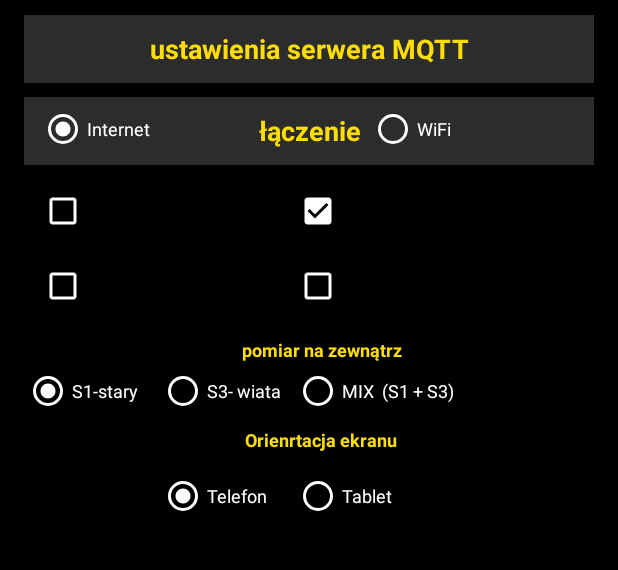
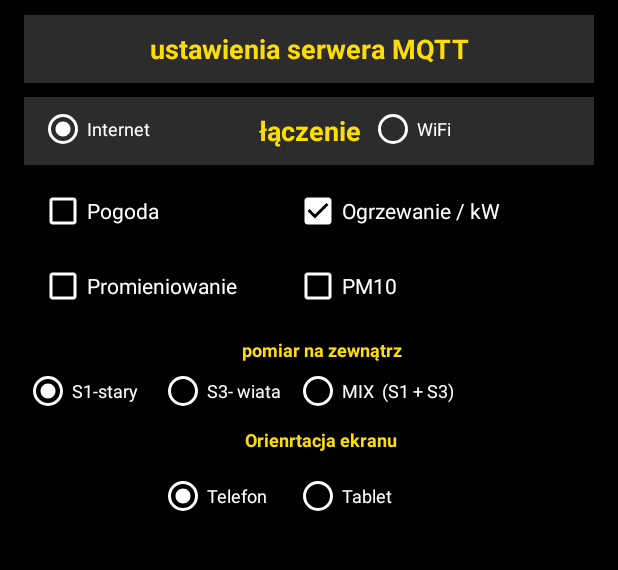
Before and after one commit to JacekMAN/ESPAndroid, an Android app: the Ustawienia screen opened directly, with no data from a screen before it, on a phone screen of 412 x 824 dp, the part 92-662 px from its top. Run offline under Robolectric (Android 15) with nearby library versions, the phone set to English and light mode, and no system bars.

Commit message:
Naprawa2

```diff
--- a/paho.mqtt.android.example/src/main/java/paho/mqtt/java/example/Ustawienia.java
+++ b/paho.mqtt.android.example/src/main/java/paho/mqtt/java/example/Ustawienia.java
@@ -44,8 +44,8 @@ public class Ustawienia extends AppCompatActivity {
         Baza = getSharedPreferences("jacek", Context.MODE_PRIVATE);
         EBaza = Baza.edit();
 
-        //promieniowanie=Baza.getString("promieniowanie","nie");
-       // pm10=Baza.getString("pm10","nie")
+//        promieniowanie=Baza.getString("promieniowanie","nie");
+//        pm10=Baza.getString("pm10","nie");
 
 
         if (Baza.getString("Orient","1").equals("1")) {
--- a/paho.mqtt.android.example/src/main/java/paho/mqtt/java/example/sterowanie.java
+++ b/paho.mqtt.android.example/src/main/java/paho/mqtt/java/example/sterowanie.java
@@ -211,6 +211,7 @@ public class Sterowanie extends AppCompatActivity {
                     public void run() {
                         if (!garazOtwarty1) {
                             button55.setColorFilter(Color.GRAY);
+
                         } else {
                             button55.setColorFilter(Color.RED);
                         }
--- a/paho.mqtt.android.example/src/main/res/layout/setting.xml
+++ b/paho.mqtt.android.example/src/main/res/layout/setting.xml
@@ -18,7 +18,8 @@
         android:background="#2d2c2c"
         android:layout_marginTop="10dp"
         android:layout_alignLeft="@+id/frameLayout"
-        android:layout_alignStart="@+id/frameLayout">
+        android:layout_alignStart="@+id/frameLayout"
+        tools:ignore="UnknownIdInLayout">
 
         <TextView
             android:text="Home system"
--- a/paho.mqtt.android.example/src/main/res/layout/ustawienia.xml
+++ b/paho.mqtt.android.example/src/main/res/layout/ustawienia.xml
@@ -129,7 +129,7 @@
         android:layout_marginLeft="29dp"
         android:layout_marginStart="10dp"
         android:layout_marginTop="170dp"
-        android:textColor="@color/common_google_signin_btn_text_dark_disabled"
+        android:textColor="@color/common_google_signin_btn_text_dark_default"
         android:id="@+id/pogoda1"
         android:lineSpacingExtra="10sp"
         app:buttonTint="@color/common_google_signin_btn_text_dark_default"/>
@@ -143,7 +143,7 @@
 
         android:layout_marginStart="180dp"
         android:layout_marginTop="170dp"
-        android:textColor="@color/common_google_signin_btn_text_dark_disabled"
+        android:textColor="@color/common_google_signin_btn_text_dark_default"
         android:id="@+id/ogrzewanie"
         android:lineSpacingExtra="10sp"
         app:buttonTint="@color/common_google_signin_btn_text_dark_default"/>
@@ -157,7 +157,7 @@
         android:layout_marginLeft="29dp"
         android:layout_marginStart="10dp"
         android:layout_marginTop="220dp"
-        android:textColor="@color/common_google_signin_btn_text_dark_disabled"
+        android:textColor="@color/common_google_signin_btn_text_dark_default"
         android:lineSpacingExtra="10sp"
                 app:buttonTint="@color/common_google_signin_btn_text_dark_default"
         android:id="@+id/promieniowanie1" />
@@ -171,7 +171,7 @@
         android:layout_marginLeft="29dp"
         android:layout_marginStart="180dp"
         android:layout_marginTop="220dp"
-        android:textColor="@color/common_google_signin_btn_text_dark_disabled"
+        android:textColor="@color/common_google_signin_btn_text_dark_default"
         android:id="@+id/PM101"
         android:lineSpacingExtra="10sp"
                 app:buttonTint="@color/common_google_signin_btn_text_dark_default" />
```
Also changed, not shown: paho.mqtt.android.example/src/main/java/paho/mqtt/java/example/PahoExampleActivity.java (+8 -10 lines), paho.mqtt.android.example/src/main/res/layout/sterowanie.xml (+9 -9 lines).
